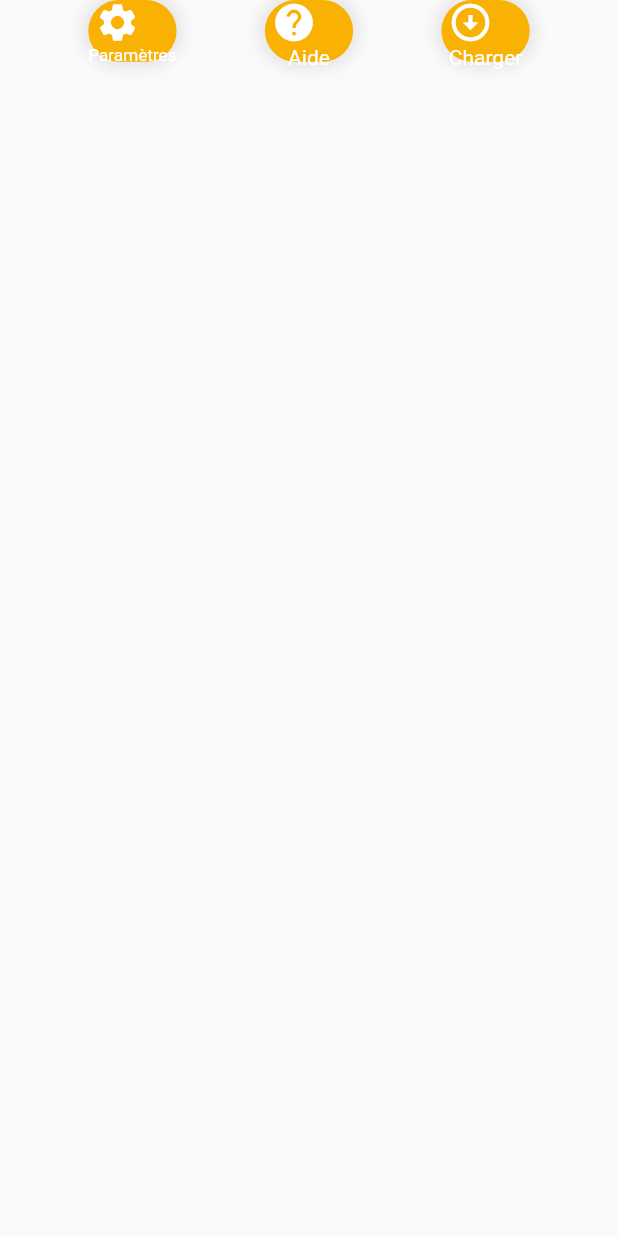
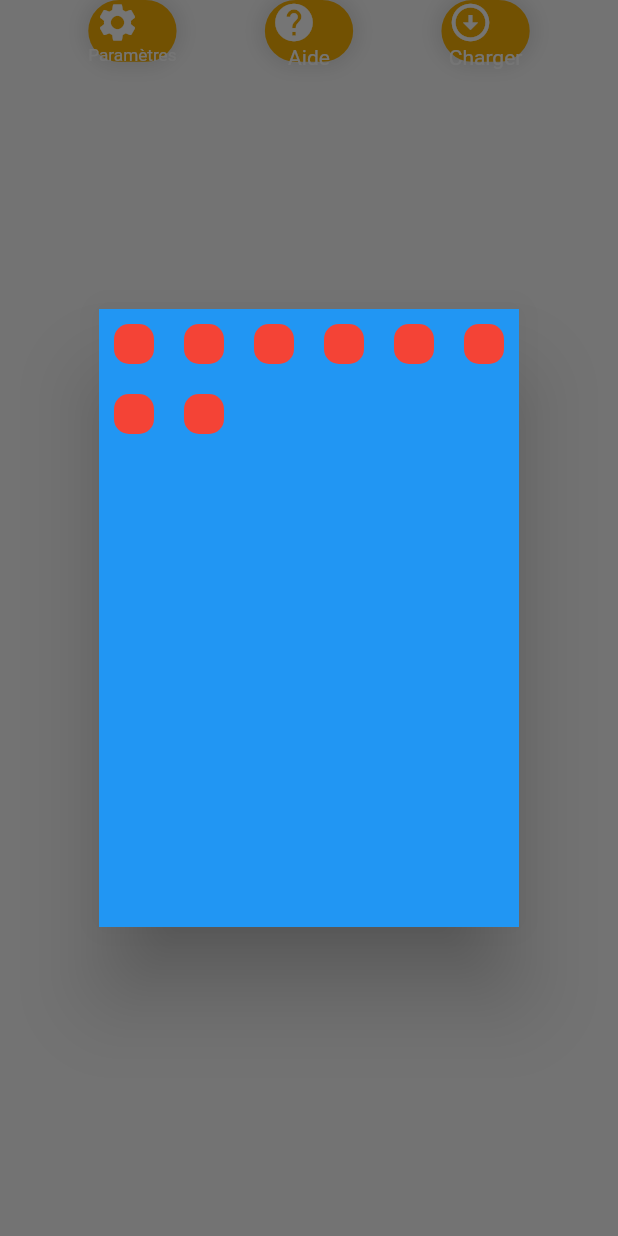
Before and after one commit to Rulio974/DMARC-Flutter-Viewer, a Flutter app: the Tabs widget shown alone on an empty page, opened directly, after a tap on "Aide", on a phone screen of 412 x 824 dp. Run offline on Flutter 3.47's test engine with Material 2 defaults, Android fonts, the light colour scheme and no system bars; our stand-ins replace file_picker; missing offline and left inert: pluto_grid; network calls fail.

Commit message:
help dialog

```diff
--- a/lib/tabs/tab_help.dart
+++ b/lib/tabs/tab_help.dart
@@ -12,23 +12,37 @@ class _HelpDialogState extends State<HelpDialog> {
 
   @override
   Widget build(BuildContext context) {
-    return AlertDialog(
-      title: const Text('Confirmer la suppression'),
-      content: const Text('Voulez vous vraiment supprimer cette entrée ?'),
-      actions: <Widget>[
-        TextButton(
-          style: ButtonStyle(
-              backgroundColor: MaterialStateProperty.all<Color>(Colors.red)),
-          child: const Text(
-            'Annuler',
-            style: TextStyle(color: Colors.white),
-          ),
-          onPressed: () {
-            Navigator.of(context).pop();
-          },
+    Size screenSize = MediaQuery.of(context).size;
+
+    double width = screenSize.width;
+    double height = screenSize.height;
+    return Dialog(
+      child: Container(
+        height: height / 2,
+        width: width / 2,
+        color: Colors.blue,
+        child: Column(
+          children: [
+            GridView.builder(
+              shrinkWrap: true,
+              itemCount: 8,
+              gridDelegate: const SliverGridDelegateWithFixedCrossAxisCount(
+                crossAxisCount: 6,
+                childAspectRatio: 1,
+              ),
+              itemBuilder: (BuildContext context, int index) {
+                return Container(
+                  margin: const EdgeInsets.all(10),
+                  decoration: BoxDecoration(
+                    color: Colors.red,
+                    borderRadius: BorderRadius.circular(10),
+                  ),
+                );
+              },
+            ),
+          ],
         ),
-        TextButton(child: const Text('Supprimer'), onPressed: () {}),
-      ],
+      ),
     );
   }
 }
--- a/lib/widgets/tabs.dart
+++ b/lib/widgets/tabs.dart
@@ -36,7 +36,13 @@ class _TabsState extends State<Tabs> {
         ),
         const Expanded(child: SizedBox()),
         HeaderTab(
-          tabFunction: () {},
+          tabFunction: () {
+            showDialog(
+                context: context,
+                builder: (BuildContext context) {
+                  return HelpDialog();
+                });
+          },
           icone: const Icon(
             Icons.help,
             size: 30,
```
